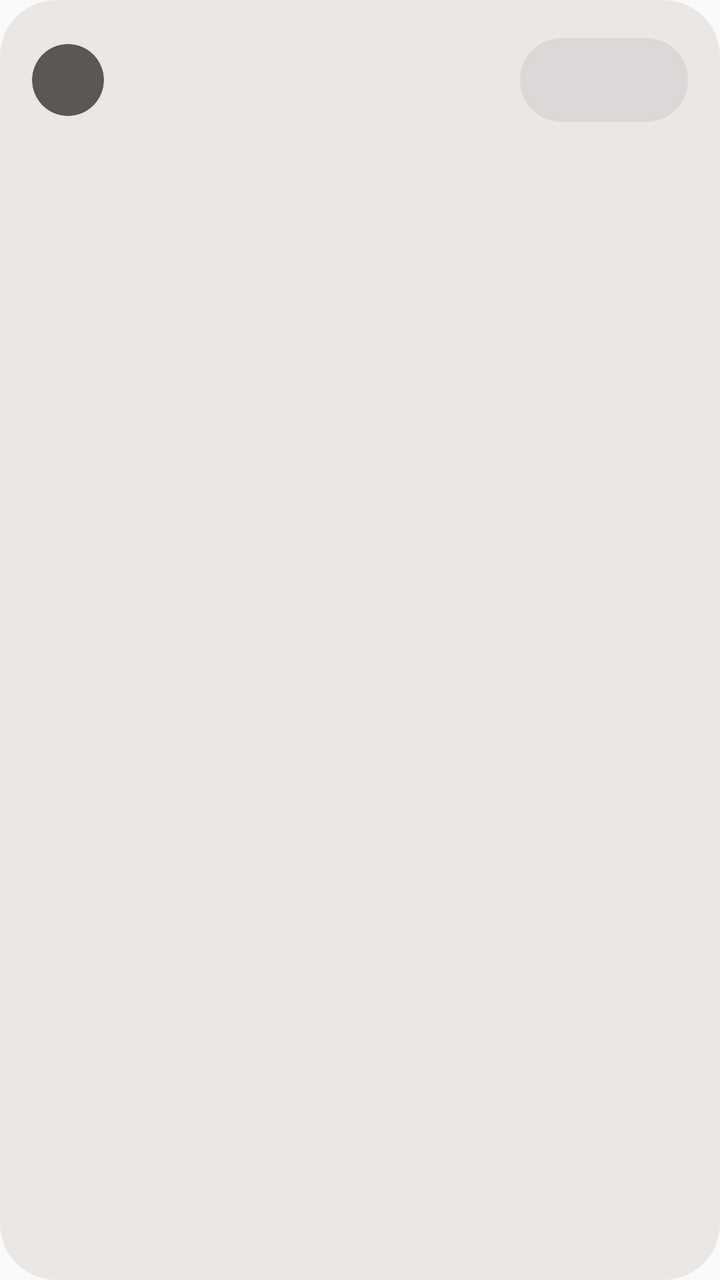
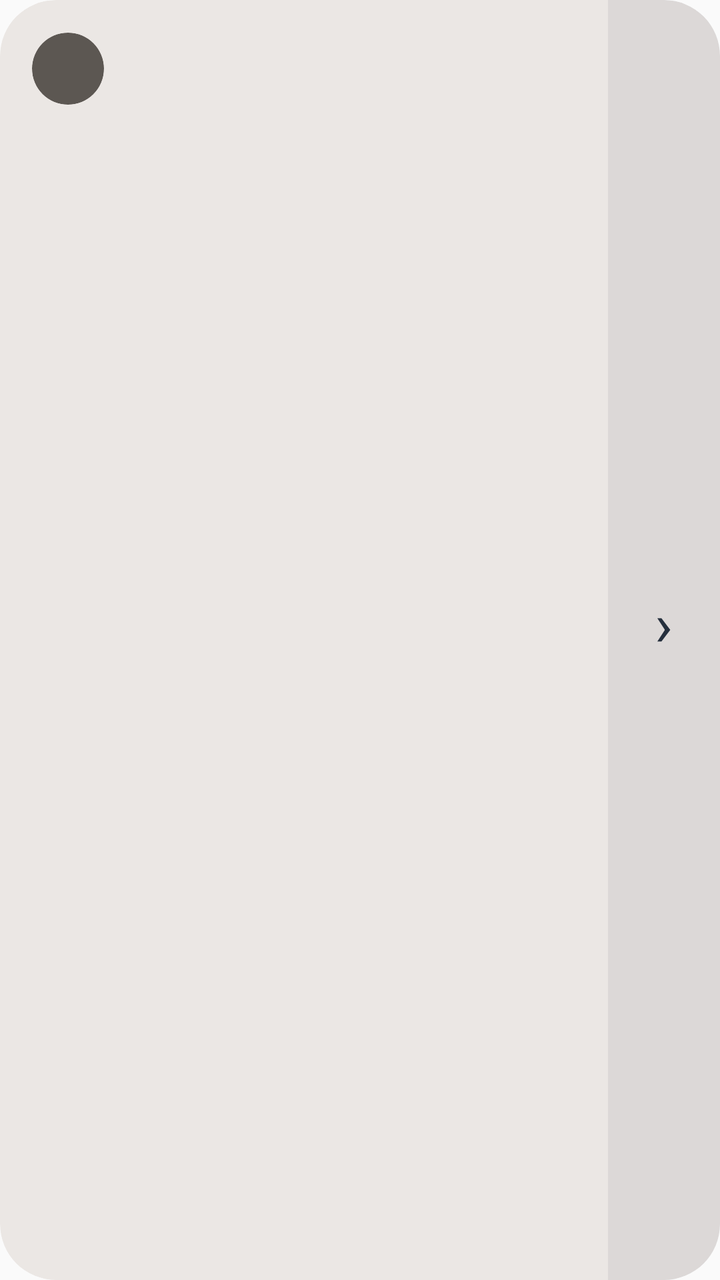

An Android layout rendered at two revisions. The XML below is the earlier revision; the diff shows what the commit changed to produce the second picture.
<!-- AndroidManifest.xml: application theme AppTheme -->
<!-- res/layout/reports_widget.xml -->
<?xml version="1.0" encoding="utf-8"?>
<FrameLayout xmlns:android="http://schemas.android.com/apk/res/android"
    android:id="@android:id/background"
    android:layout_width="match_parent"
    android:layout_height="match_parent"
    android:background="@drawable/reports_widget_background"
    android:clipToOutline="true">

    <LinearLayout
        android:id="@+id/report"
        android:layout_width="match_parent"
        android:layout_height="match_parent"
        android:orientation="vertical"
        android:padding="16dp">

        <LinearLayout
            android:layout_width="match_parent"
            android:layout_height="wrap_content"
            android:gravity="center_vertical"
            android:orientation="horizontal">

            <ImageView
                android:id="@+id/report_avatar"
                android:layout_width="36dp"
                android:layout_height="36dp"
                android:background="@drawable/reports_widget_avatar"
                android:clipToOutline="true"
                android:importantForAccessibility="no"
                android:scaleType="centerCrop" />

            <LinearLayout
                android:layout_width="0dp"
                android:layout_height="wrap_content"
                android:layout_marginStart="10dp"
                android:layout_weight="1"
                android:orientation="vertical">

                <TextView
                    android:id="@+id/report_bot"
                    android:layout_width="match_parent"
                    android:layout_height="wrap_content"
                    android:ellipsize="end"
                    android:maxLines="1"
                    android:textColor="@color/widget_text"
                    android:textSize="15sp"
                    android:textStyle="bold" />

                <TextView
                    android:id="@+id/report_when"
                    android:layout_width="match_parent"
                    android:layout_height="wrap_content"
                    android:ellipsize="end"
                    android:maxLines="1"
                    android:textColor="@color/widget_muted"
                    android:textSize="12sp" />
            </LinearLayout>

            <TextView
                android:id="@+id/report_next"
                android:layout_width="wrap_content"
                android:layout_height="48dp"
                android:background="@drawable/reports_widget_next"
                android:gravity="center"
                android:minWidth="84dp"
                android:paddingHorizontal="16dp"
                android:textColor="@color/widget_text"
                android:textSize="16sp" />
        </LinearLayout>

        <TextView
            android:id="@+id/report_headline"
            android:layout_width="match_parent"
            android:layout_height="wrap_content"
            android:layout_marginTop="10dp"
            android:ellipsize="end"
            android:maxLines="2"
            android:textColor="@color/widget_text"
            android:textSize="19sp"
            android:textStyle="bold" />

        <TextView
            android:id="@+id/report_text"
            android:layout_width="match_parent"
            android:layout_height="wrap_content"
            android:layout_marginTop="4dp"
            android:ellipsize="end"
            android:lineSpacingExtra="2dp"
            android:maxLines="2"
            android:textColor="@color/widget_muted"
            android:textSize="14sp" />
    </LinearLayout>

    <ImageView
        android:id="@+id/reports_room"
        android:layout_width="match_parent"
        android:layout_height="match_parent"
        android:contentDescription="@string/reports_empty"
        android:scaleType="fitCenter"
        android:visibility="gone" />
</FrameLayout>
<!-- resources referenced by this layout -->
<resources>
  <color name="widget_muted">#5C5752</color>
  <color name="widget_text">#252F3D</color>
  <!-- drawable reports_widget_avatar (drawable) -->
  <?xml version="1.0" encoding="utf-8"?>
  <shape xmlns:android="http://schemas.android.com/apk/res/android" android:shape="oval">
      <solid android:color="@color/widget_muted" />
  </shape>
  <!-- drawable reports_widget_background (drawable) -->
  <?xml version="1.0" encoding="utf-8"?>
  <shape xmlns:android="http://schemas.android.com/apk/res/android" android:shape="rectangle">
      <solid android:color="@color/app_bg" />
      <corners android:radius="@android:dimen/system_app_widget_background_radius" />
  </shape>
  <!-- drawable reports_widget_next (drawable) -->
  <?xml version="1.0" encoding="utf-8"?>
  <inset xmlns:android="http://schemas.android.com/apk/res/android" android:insetTop="3dp" android:insetBottom="3dp">
      <shape android:shape="rectangle">
          <solid android:color="@color/widget_chip" />
          <corners android:radius="21dp" />
      </shape>
  </inset>
  <string name="reports_empty">沒有新的匯報</string>
  <style name="AppTheme" parent="Theme.AppCompat.Light.DarkActionBar">
          
          <item name="colorPrimary">@color/colorPrimary</item>
          <item name="colorPrimaryDark">@color/colorPrimaryDark</item>
          <item name="colorAccent">@color/colorAccent</item>
      </style>
  <color name="app_bg">#EBE7E4</color>
  <color name="widget_chip">#14252F3D</color>
</resources>

<!-- the commit's change to res/layout/reports_widget.xml (unified diff, before → after) -->
@@ -7,9 +7,15 @@
     android:clipToOutline="true">
 
     <LinearLayout
-        android:id="@+id/report"
         android:layout_width="match_parent"
         android:layout_height="match_parent"
+        android:orientation="horizontal">
+
+    <LinearLayout
+        android:id="@+id/report"
+        android:layout_width="0dp"
+        android:layout_height="match_parent"
+        android:layout_weight="1"
         android:orientation="vertical"
         android:padding="16dp">
 
@@ -55,16 +61,6 @@
                     android:textSize="12sp" />
             </LinearLayout>
 
-            <TextView
-                android:id="@+id/report_next"
-                android:layout_width="wrap_content"
-                android:layout_height="48dp"
-                android:background="@drawable/reports_widget_next"
-                android:gravity="center"
-                android:minWidth="84dp"
-                android:paddingHorizontal="16dp"
-                android:textColor="@color/widget_text"
-                android:textSize="16sp" />
         </LinearLayout>
 
         <TextView
@@ -90,6 +86,31 @@
             android:textSize="14sp" />
     </LinearLayout>
 
+    <LinearLayout
+        android:id="@+id/report_next"
+        android:layout_width="56dp"
+        android:layout_height="match_parent"
+        android:background="@color/widget_chip"
+        android:gravity="center"
+        android:orientation="vertical">
+
+        <TextView
+            android:layout_width="wrap_content"
+            android:layout_height="wrap_content"
+            android:importantForAccessibility="no"
+            android:text="›"
+            android:textColor="@color/widget_text"
+            android:textSize="30sp" />
+
+        <TextView
+            android:id="@+id/report_place"
+            android:layout_width="wrap_content"
+            android:layout_height="wrap_content"
+            android:textColor="@color/widget_muted"
+            android:textSize="13sp" />
+    </LinearLayout>
+    </LinearLayout>
+
     <ImageView
         android:id="@+id/reports_room"
         android:layout_width="match_parent"
<!-- resource entries referenced after the edit -->
@@ -13,14 +13,6 @@
       <solid android:color="@color/app_bg" />
       <corners android:radius="@android:dimen/system_app_widget_background_radius" />
   </shape>
-  <!-- drawable reports_widget_next (drawable) -->
-  <?xml version="1.0" encoding="utf-8"?>
-  <inset xmlns:android="http://schemas.android.com/apk/res/android" android:insetTop="3dp" android:insetBottom="3dp">
-      <shape android:shape="rectangle">
-          <solid android:color="@color/widget_chip" />
-          <corners android:radius="21dp" />
-      </shape>
-  </inset>
   <string name="reports_empty">沒有新的匯報</string>
   <style name="AppTheme" parent="Theme.AppCompat.Light.DarkActionBar">
           
